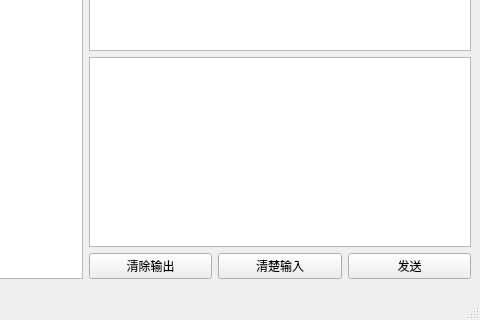
Old version of the form project_server_0302/mainwindow.ui in the repository MatthewVork/project_testing_0302; both pictures show x 320 to 800 and y 180 to 500 of the 800 by 500 pixel window.
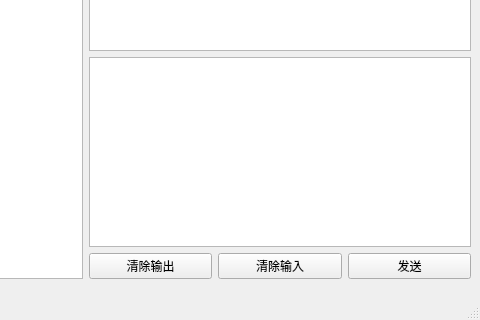
New version of the form.

Diff of the .ui file:
```diff
--- a/project_server_0302/mainwindow.ui
+++ b/project_server_0302/mainwindow.ui
@@ -14,7 +14,7 @@
    <string>MainWindow</string>
   </property>
   <widget class="QWidget" name="centralwidget">
-   <widget class="QWidget" name="">
+   <widget class="QWidget" name="layoutWidget">
     <property name="geometry">
      <rect>
       <x>20</x>
@@ -65,7 +65,7 @@
          <item>
           <widget class="QPushButton" name="pushButton_3">
            <property name="text">
-            <string>清楚输入</string>
+            <string>清除输入</string>
            </property>
           </widget>
          </item>
```
Left out of the diff: 2 changed lines with no effect on the pictures.
